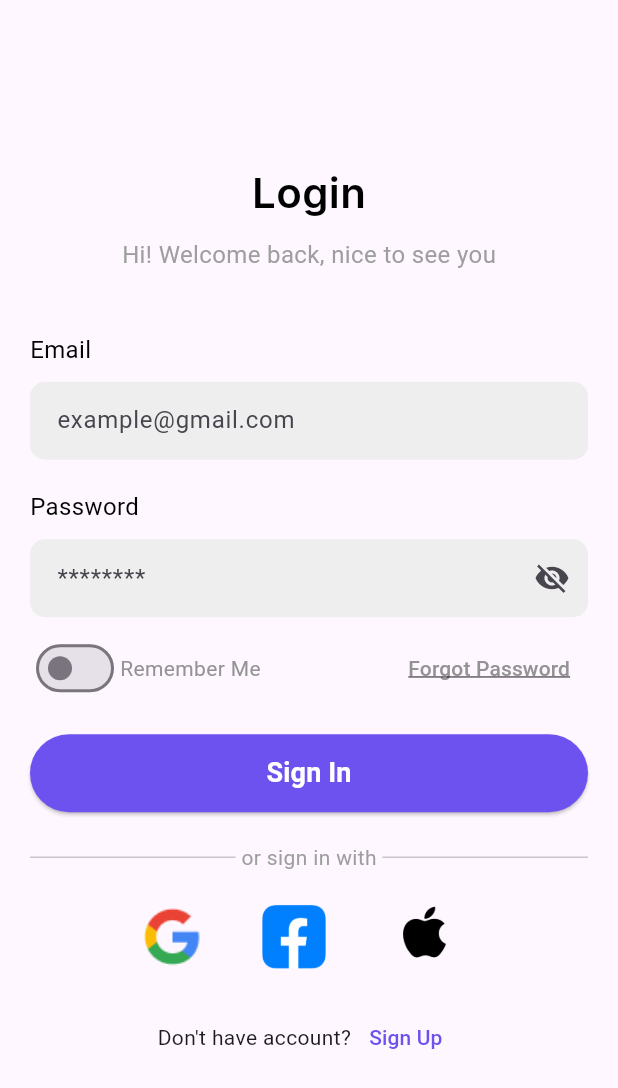
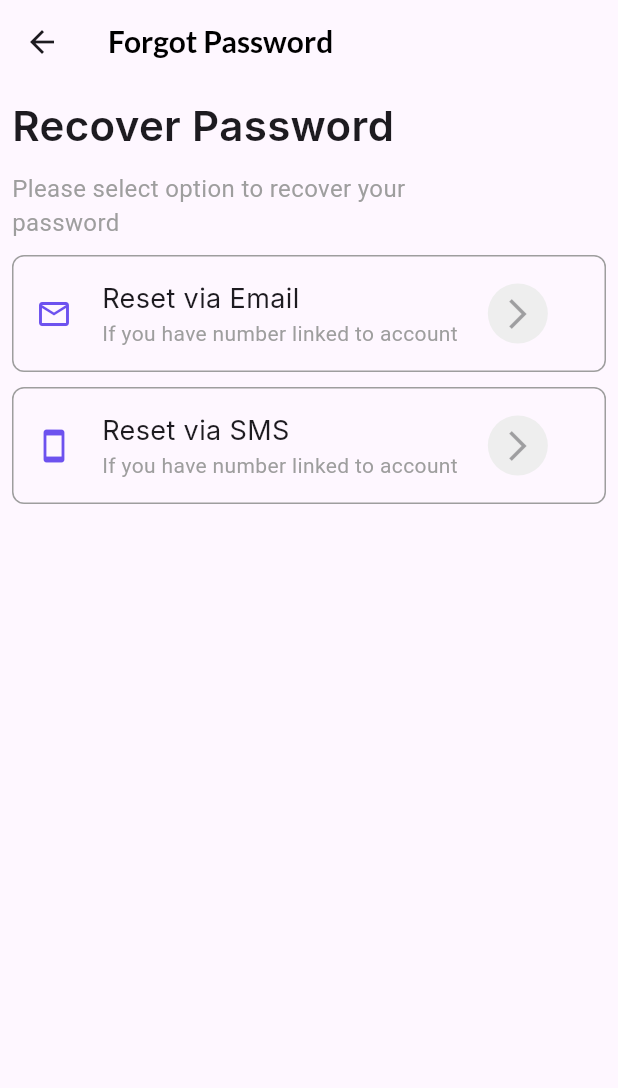
Before and after one commit to ricoz-connecting/studio-on-rent-partner-app, a Flutter app: the LoginScreen screen opened directly, after a tap on "Forgot Password", on a phone screen of 412 x 824 dp. Shown: the top 1088 px of the screen. Run offline on Flutter 3.47's test engine with Material 3 defaults, Android fonts, the phone set to English and light mode, and no system bars; our stand-ins replace fpdart, google_fonts; project files that could hold a hidden picture were left out.

Commit message:
recover pass screen created

```diff
--- /dev/null
+++ b/lib/src/feature/auth/views/forgot_password.dart
@@ -0,0 +1,69 @@
+import 'package:flutter/material.dart';
+import 'package:google_fonts/google_fonts.dart';
+import 'package:studio_partner_app/src/feature/auth/views/recover_pass_email.dart';
+import 'package:studio_partner_app/src/feature/auth/views/widgets/reset_button.dart';
+
+class ForgotPassword extends StatefulWidget {
+  const ForgotPassword({super.key});
+
+  @override
+  State<ForgotPassword> createState() => _ForgotPasswordState();
+}
+
+class _ForgotPasswordState extends State<ForgotPassword> {
+  @override
+  Widget build(BuildContext context) {
+    return Scaffold(
+      appBar: AppBar(
+        title: Text(
+          'Forgot Password',
+          style: GoogleFonts.lato(
+            fontSize: 20,
+            fontWeight: FontWeight.w600,
+            color: Colors.black,
+          ),
+        ),
+      ),
+      body: Padding(
+        padding: const EdgeInsets.all(8.0),
+        child: Column(
+          crossAxisAlignment: CrossAxisAlignment.start,
+          children: [
+            Text(
+              'Recover Password',
+              style: GoogleFonts.inter(
+                fontSize: 28,
+                fontWeight: FontWeight.w600,
+              ),
+            ),
+            const SizedBox(height: 10),
+            const Text(
+              'Please select option to recover your\npassword',
+              style: TextStyle(
+                fontSize: 16,
+                color: Colors.grey,
+              ),
+            ),
+            const SizedBox(height: 10),
+            ResetButton(
+              onTap: () {
+                Navigator.push(
+                    context,
+                    MaterialPageRoute(
+                        builder: (context) => const RecoverPassEmail()));
+              },
+              resetText: 'Reset via Email',
+              icon: Icons.mail_outline,
+            ),
+            const SizedBox(height: 10),
+            ResetButton(
+              resetText: 'Reset via SMS',
+              icon: Icons.smartphone,
+              onTap: null,
+            )
+          ],
+        ),
+      ),
+    );
+  }
+}
--- a/lib/src/feature/auth/views/login_screen.dart
+++ b/lib/src/feature/auth/views/login_screen.dart
@@ -1,3 +1,4 @@
+import 'package:studio_partner_app/src/feature/auth/views/forgot_password.dart';
 import 'package:studio_partner_app/src/feature/auth/views/signup.dart';
 import 'package:studio_partner_app/src/feature/navigation/navigation_page.dart';
 import 'package:flutter/material.dart';
@@ -116,7 +117,12 @@ class _LoginScreenState extends State<LoginScreen> {
                   ),
                   const Spacer(),
                   TextButton(
-                    onPressed: () {},
+                    onPressed: () {
+                      Navigator.push(
+                          context,
+                          MaterialPageRoute(
+                              builder: (context) => const ForgotPassword()));
+                    },
                     child: const Text(
                       'Forgot Password',
                       style: TextStyle(
--- /dev/null
+++ b/lib/src/feature/auth/views/widgets/reset_button.dart
@@ -0,0 +1,63 @@
+// ignore_for_file: must_be_immutable
+
+import 'package:flutter/material.dart';
+import 'package:google_fonts/google_fonts.dart';
+import 'package:studio_partner_app/src/res/colors.dart';
+
+class ResetButton extends StatelessWidget {
+  String resetText;
+  IconData icon;
+  VoidCallback? onTap;
+  ResetButton({
+    required this.onTap,
+    required this.resetText,
+    required this.icon,
+    super.key,
+  });
+
+  @override
+  Widget build(BuildContext context) {
+    return GestureDetector(
+      onTap: onTap,
+      child: Container(
+        padding: const EdgeInsets.all(15),
+        decoration: BoxDecoration(
+          border: Border.all(color: Colors.grey),
+          borderRadius: BorderRadius.circular(8),
+        ),
+        child: Row(
+          children: [
+            Icon(
+              icon,
+              color: AppColors.primaryBackgroundColor,
+            ),
+            const SizedBox(width: 20),
+            Column(
+              crossAxisAlignment: CrossAxisAlignment.start,
+              children: [
+                Text(
+                  resetText,
+                  style: GoogleFonts.inter(
+                    fontSize: 18,
+                  ),
+                ),
+                const Text(
+                  'If you have number linked to account',
+                  style: TextStyle(color: Colors.grey),
+                ),
+              ],
+            ),
+            const SizedBox(width: 20),
+            CircleAvatar(
+              backgroundColor: Colors.grey.shade200,
+              child: const IconButton(
+                icon: Icon(Icons.arrow_forward_ios),
+                onPressed: null,
+              ),
+            ),
+          ],
+        ),
+      ),
+    );
+  }
+}
--- a/lib/src/res/assets.dart
+++ b/lib/src/res/assets.dart
@@ -7,6 +7,7 @@ class ImageAssets {
   static const googleimage = "assets/images/google.png";
   static const home = "assets/images/home.png";
   static const facebook = "assets/images/facebook.png";
+  static const iconCheckMark = 'assets/images/icon_checkmark.png';
 
   //example
   static const sampleImagePath = "$_base/image.png";
```
Also changed, not shown: lib/src/feature/auth/views/recover_pass_email.dart (added, +93 -0 lines), lib/src/feature/auth/views/widgets/reset_dialog.dart (added, +68 -0 lines), assets/images/icon_checkmark.png (added), lib/src/feature/auth/views/reset_pass_sms.dart (added).
